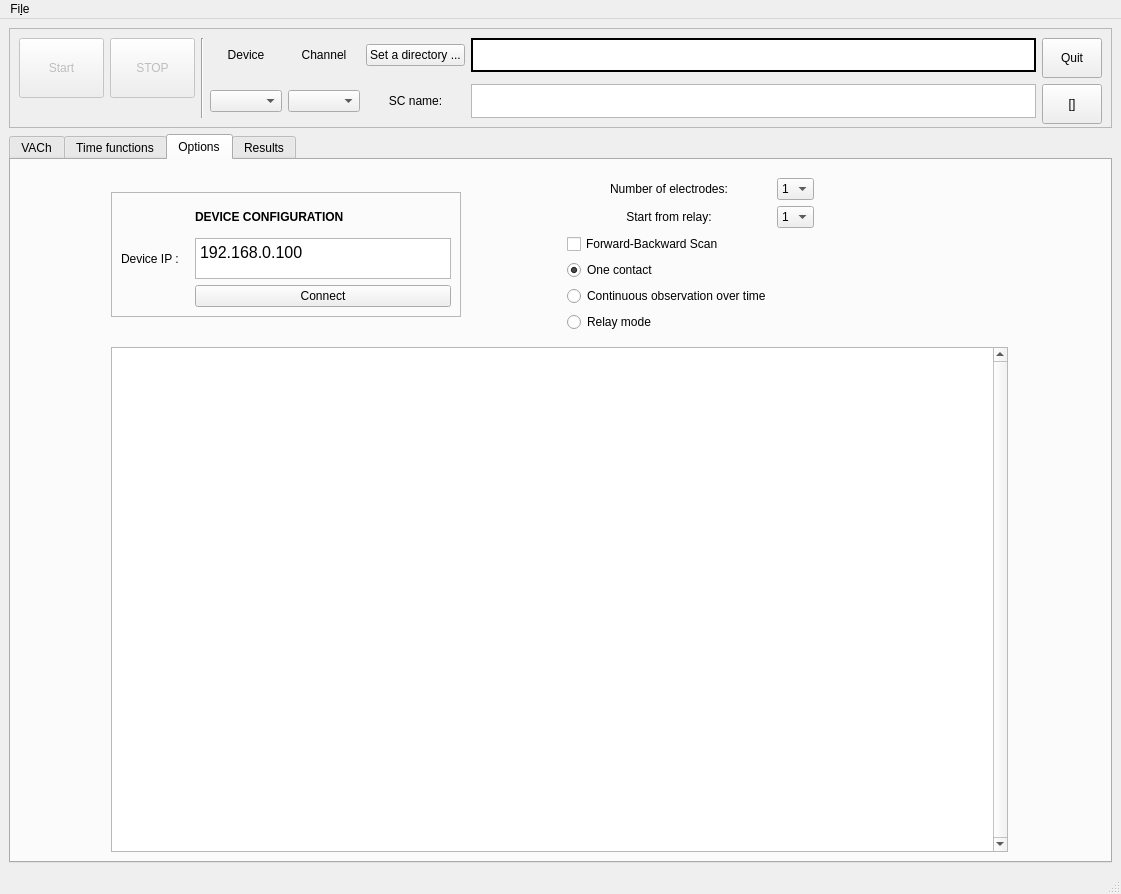
Qt form GUI/Solar.ui (userIsTaken/SolarVACh) before a commit.
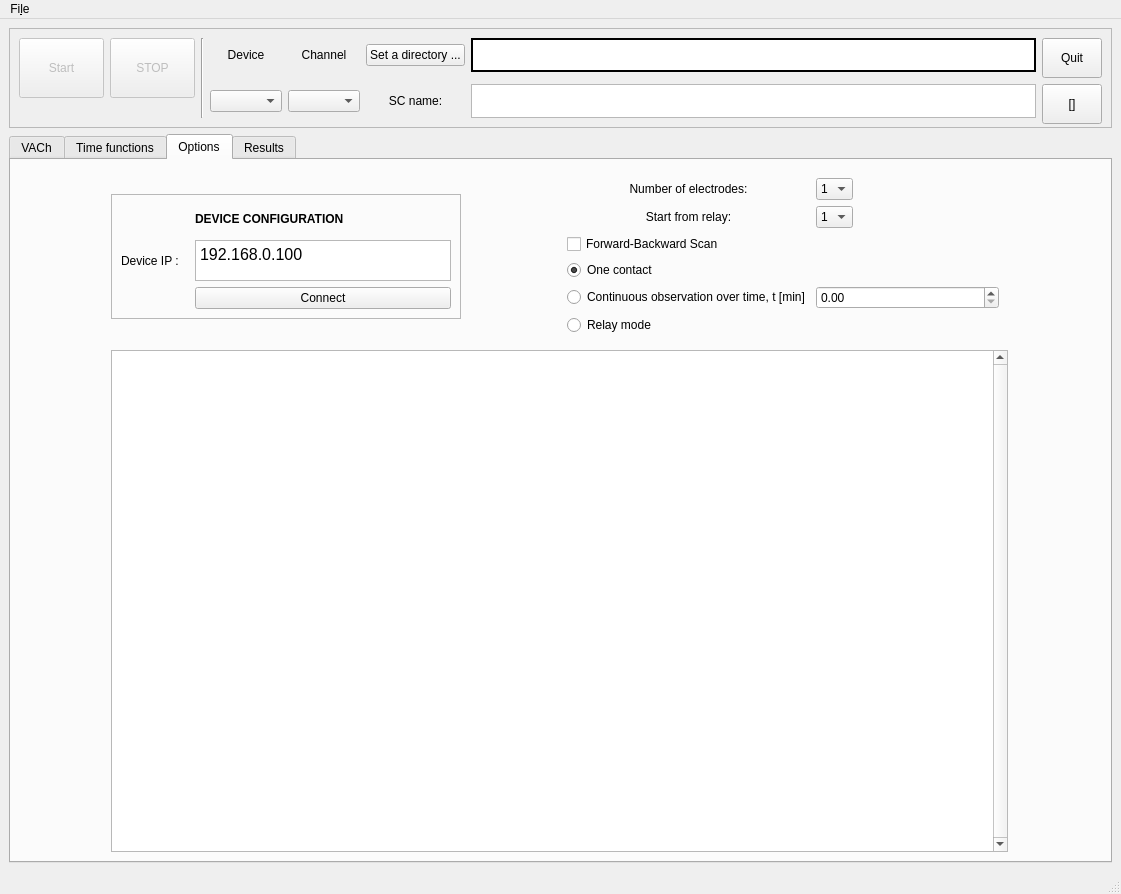
The same form after that commit. Custom widgets are drawn as their Qt base class.

Diff of the .ui file:
```diff
--- a/GUI/Solar.ui
+++ b/GUI/Solar.ui
@@ -1142,7 +1142,7 @@
            <item row="4" column="0">
             <widget class="QRadioButton" name="timeMode">
              <property name="text">
-              <string>Continuous observation over time</string>
+              <string>Continuous observation over time, t [min]</string>
              </property>
             </widget>
            </item>
@@ -1163,6 +1163,9 @@
              </property>
             </widget>
            </item>
+           <item row="4" column="1" colspan="2">
+            <widget class="QDoubleSpinBox" name="timeDelayBox"/>
+           </item>
           </layout>
          </widget>
         </item>
```
